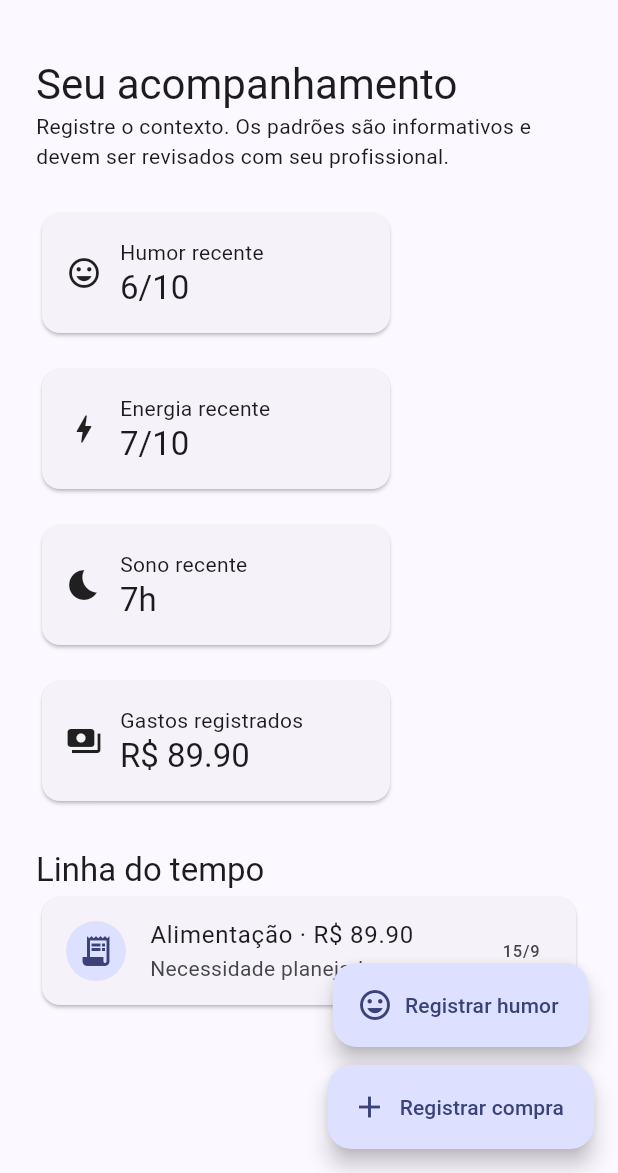
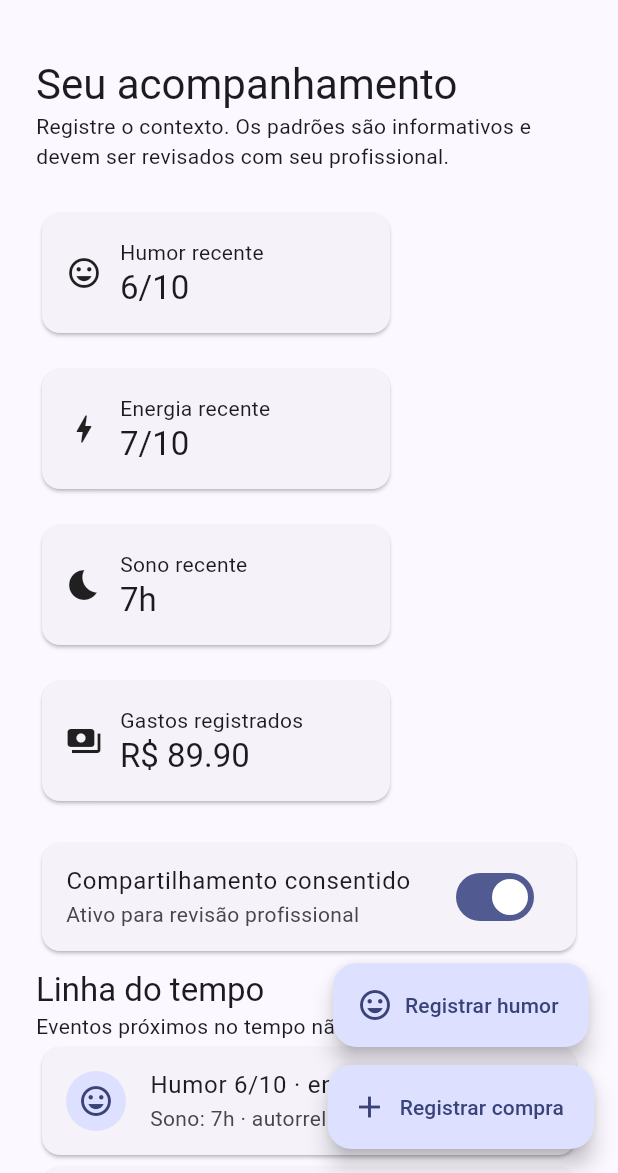
Before and after one commit to AloisioMagalhaes/bipolar-mood-spending-tracker, a Flutter app: the screen it shows after launch, on a phone screen of 412 x 824 dp, the part 63-1236 px from its top. Run offline on Flutter 3.47's test engine with Material 3 defaults, Android fonts, the phone set to English and light mode, and no system bars.

Commit message:
feat: unify mood spending timeline and consent state

```diff
--- a/lib/main.dart
+++ b/lib/main.dart
@@ -21,6 +21,7 @@ class DashboardPage extends StatefulWidget {
 
 class _DashboardPageState extends State<DashboardPage> {
   final moods = <MoodEntry>[const MoodEntry(mood: 6, energy: 7, sleep: 7)];
+  bool consentActive = true;
   final spending = <SpendingEntry>[SpendingEntry(date: DateTime.now(), amount: 89.90, category: 'Alimentação', motive: 'Necessidade planejada', impulsive: false)];
   Future<void> addSpending() async { final entry = await showDialog<SpendingEntry>(context: context, builder: (_) => const SpendingDialog()); if (entry != null) setState(() => spending.insert(0, entry)); }
   Future<void> addMood() async { final entry = await showDialog<MoodEntry>(context: context, builder: (_) => const MoodDialog()); if (entry != null) setState(() => moods.insert(0, entry)); }
@@ -33,7 +34,10 @@ class _DashboardPageState extends State<DashboardPage> {
       const Text('Registre o contexto. Os padrões são informativos e devem ser revisados com seu profissional.'),
       const SizedBox(height: 24),
       Wrap(spacing: 16, runSpacing: 16, children: [MetricCard(label: 'Humor recente', value: '${moods.first.mood}/10', icon: Icons.mood), MetricCard(label: 'Energia recente', value: '${moods.first.energy}/10', icon: Icons.bolt), MetricCard(label: 'Sono recente', value: '${moods.first.sleep}h', icon: Icons.bedtime), MetricCard(label: 'Gastos registrados', value: 'R\$ ${spending.fold<double>(0, (s, e) => s + e.amount).toStringAsFixed(2)}', icon: Icons.payments)]),
-      const SizedBox(height: 28), Text('Linha do tempo', style: Theme.of(context).textTheme.titleLarge),
+      const SizedBox(height: 20), Card(child: SwitchListTile(title: const Text('Compartilhamento consentido'), subtitle: Text(consentActive ? 'Ativo para revisão profissional' : 'Desativado'), value: consentActive, onChanged: (v) => setState(() => consentActive = v))),
+      const SizedBox(height: 8), Text('Linha do tempo', style: Theme.of(context).textTheme.titleLarge),
+      const Text('Eventos próximos no tempo não provam causalidade.'),
+      Card(child: ListTile(leading: const CircleAvatar(child: Icon(Icons.mood)), title: Text('Humor ${moods.first.mood}/10 · energia ${moods.first.energy}/10'), subtitle: Text('Sono: ${moods.first.sleep}h · autorrelato'), trailing: const Text('hoje'))),
       ...spending.map((e) => Card(child: ListTile(leading: CircleAvatar(child: Icon(e.impulsive ? Icons.flash_on : Icons.receipt_long)), title: Text('${e.category} · R\$ ${e.amount.toStringAsFixed(2)}'), subtitle: Text('${e.motive}${e.impulsive ? ' · marcada como impulsiva' : ''}'), trailing: Text('${e.date.day}/${e.date.month}')))),
     ]))),
   );
```
Also changed, not shown: 1 other file.
